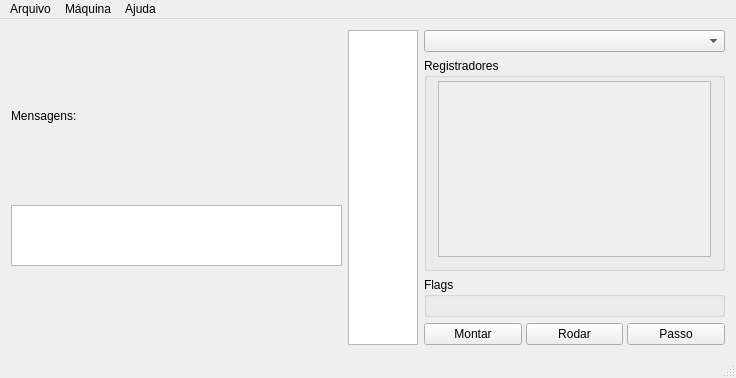
Qt form hidra/gui/hidragui.ui (petcomputacaoufrgs/hidracpp) before a commit.
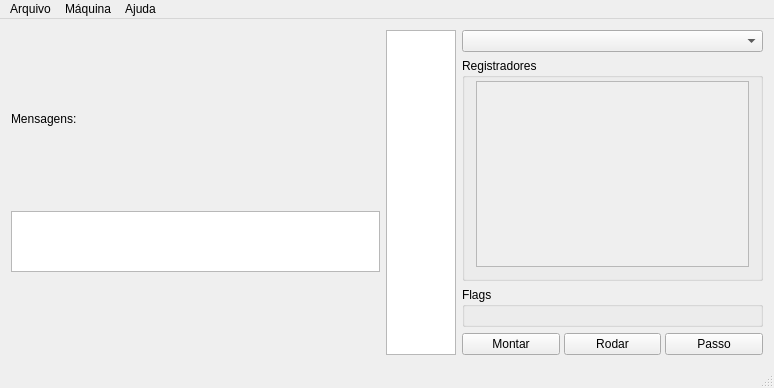
The same form after that commit.

Commit message: Renomeando ações que faltavam pra inglês, reordenando HidraGui

Diff of the .ui file:
```diff
--- a/hidra/gui/hidragui.ui
+++ b/hidra/gui/hidragui.ui
@@ -6,8 +6,8 @@
    <rect>
     <x>0</x>
     <y>0</y>
-    <width>736</width>
-    <height>378</height>
+    <width>774</width>
+    <height>388</height>
    </rect>
   </property>
   <property name="windowTitle">
@@ -23,6 +23,12 @@
    <layout class="QHBoxLayout" name="horizontalLayout_2">
     <item>
      <widget class="QWidget" name="areaEditor" native="true">
+      <property name="minimumSize">
+       <size>
+        <width>40</width>
+        <height>40</height>
+       </size>
+      </property>
       <layout class="QVBoxLayout" name="verticalLayout">
        <property name="spacing">
         <number>3</number>
@@ -188,7 +194,7 @@
                <x>0</x>
                <y>0</y>
                <width>279</width>
-               <height>187</height>
+               <height>200</height>
               </rect>
              </property>
              <layout class="QHBoxLayout" name="horizontalLayout_3">
@@ -351,11 +357,11 @@
     <rect>
      <x>0</x>
      <y>0</y>
-     <width>736</width>
-     <height>21</height>
+     <width>774</width>
+     <height>20</height>
     </rect>
    </property>
-   <widget class="QMenu" name="menuPrograma">
+   <widget class="QMenu" name="menuProgram">
     <property name="title">
      <string>Arquivo</string>
     </property>
@@ -365,7 +371,7 @@
     <addaction name="separator"/>
     <addaction name="actionClose"/>
    </widget>
-   <widget class="QMenu" name="menuAjuda">
+   <widget class="QMenu" name="menuHelp">
     <property name="title">
      <string>Ajuda</string>
     </property>
@@ -373,7 +379,7 @@
     <addaction name="separator"/>
     <addaction name="actionRelatar_um_problema"/>
    </widget>
-   <widget class="QMenu" name="menuMemoria">
+   <widget class="QMenu" name="menuMemory">
     <property name="title">
      <string>Máquina</string>
     </property>
@@ -388,9 +394,9 @@
     <addaction name="separator"/>
     <addaction name="actionHexadecimal"/>
    </widget>
-   <addaction name="menuPrograma"/>
-   <addaction name="menuMemoria"/>
-   <addaction name="menuAjuda"/>
+   <addaction name="menuProgram"/>
+   <addaction name="menuMemory"/>
+   <addaction name="menuHelp"/>
   </widget>
   <widget class="QStatusBar" name="statusBar"/>
   <action name="actionMontar">
```
Left out of the diff: 67 changed lines with no effect on the pictures. The commit also changes 2 other files.
